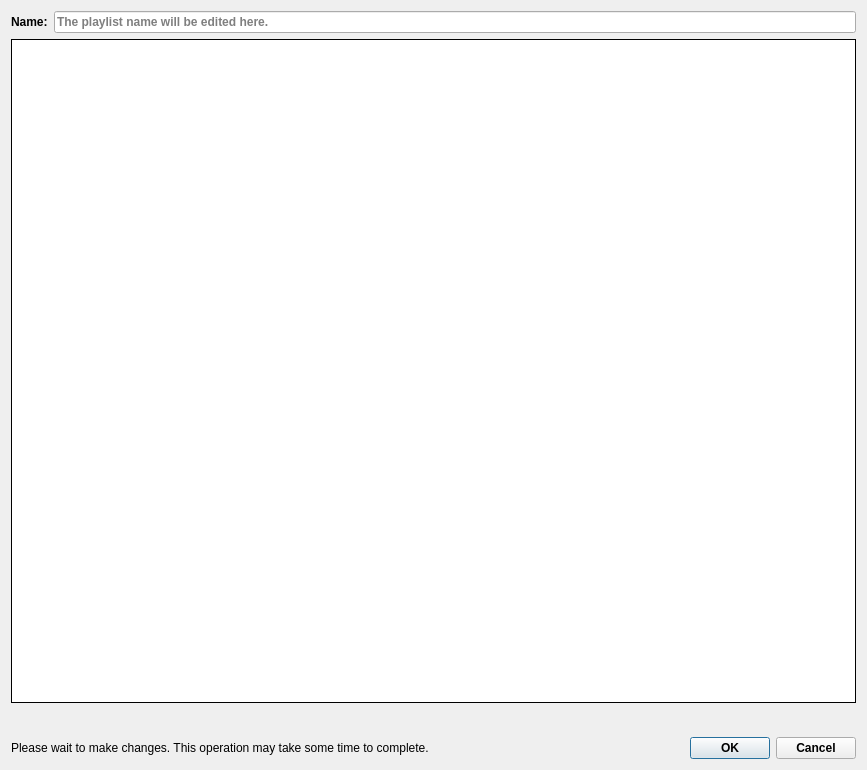
Before: the Qt Designer form ui/dialogs/playlistedit.ui in amirmohsen1384/Mockingbird, drawn with Qt 5.
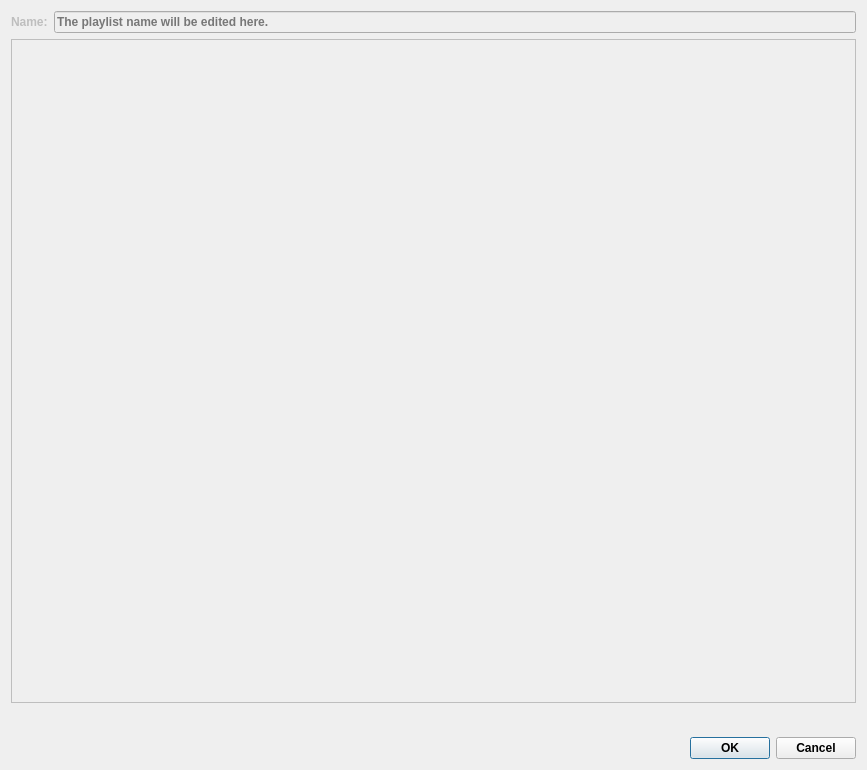
After: the same form once the commit is applied. Icons and pictures are not drawn.

Commit message:
Implementation on playlist editor
Playlist editor accepts a model and works on it. It's actually just a graphical interface to work with the playlist model easier.

```diff
--- a/ui/dialogs/playlistedit.ui
+++ b/ui/dialogs/playlistedit.ui
@@ -25,6 +25,9 @@
   <layout class="QGridLayout" name="gridLayout">
    <item row="0" column="1" colspan="2">
     <widget class="QLineEdit" name="nameEdit">
+     <property name="enabled">
+      <bool>false</bool>
+     </property>
      <property name="text">
       <string/>
      </property>
@@ -42,6 +45,9 @@
    </item>
    <item row="0" column="0">
     <widget class="QLabel" name="nameLabel">
+     <property name="enabled">
+      <bool>false</bool>
+     </property>
      <property name="sizePolicy">
       <sizepolicy hsizetype="Maximum" vsizetype="Preferred">
        <horstretch>0</horstretch>
@@ -55,6 +61,9 @@
    </item>
    <item row="1" column="0" colspan="3">
     <widget class="QListView" name="songView">
+     <property name="enabled">
+      <bool>false</bool>
+     </property>
      <property name="frameShape">
       <enum>QFrame::Shape::Panel</enum>
      </property>
@@ -151,19 +160,6 @@
      </item>
     </layout>
    </item>
-   <item row="3" column="0" colspan="2">
-    <widget class="QLabel" name="waitLabel">
-     <property name="font">
-      <font>
-       <pointsize>9</pointsize>
-       <bold>false</bold>
-      </font>
-     </property>
-     <property name="text">
-      <string>Please wait to make changes. This operation may take some time to complete.</string>
-     </property>
-    </widget>
-   </item>
   </layout>
  </widget>
  <resources>
```
The commit also changes 2 other files.
